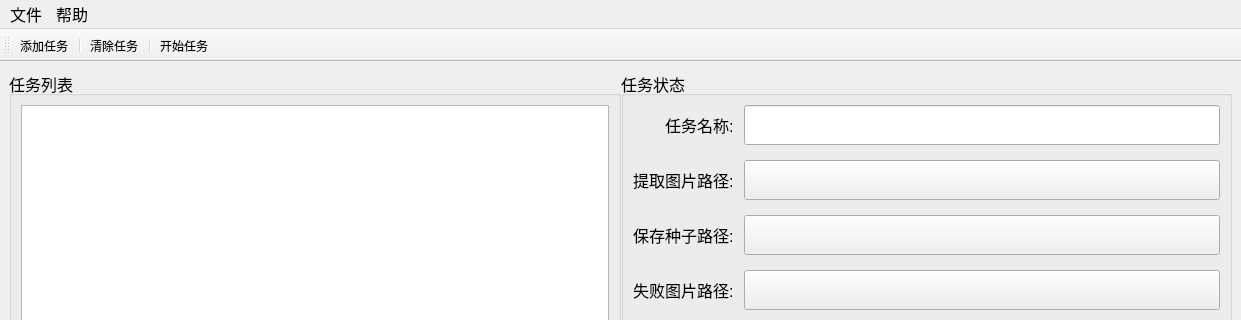
Before: the Qt Designer form mainwindow.ui in HoMiGT/LaserLineExtractionFrontend, drawn with Qt 5; both pictures show x 0 to 1241 and y 0 to 320 of the 1241 by 734 pixel window.
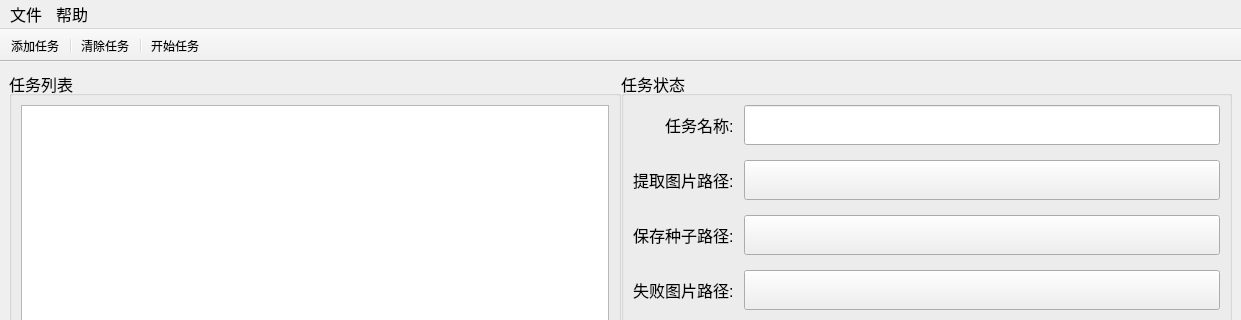
After: the same form once the commit is applied. Icons and pictures are not drawn.

```diff
--- a/mainwindow.ui
+++ b/mainwindow.ui
@@ -488,6 +488,21 @@
    <property name="windowTitle">
     <string>toolBar</string>
    </property>
+   <property name="movable">
+    <bool>false</bool>
+   </property>
+   <property name="iconSize">
+    <size>
+     <width>24</width>
+     <height>24</height>
+    </size>
+   </property>
+   <property name="toolButtonStyle">
+    <enum>Qt::ToolButtonTextUnderIcon</enum>
+   </property>
+   <property name="floatable">
+    <bool>true</bool>
+   </property>
    <attribute name="toolBarArea">
     <enum>TopToolBarArea</enum>
    </attribute>
```
Left out of the diff: 17 changed lines with no effect on the pictures.
